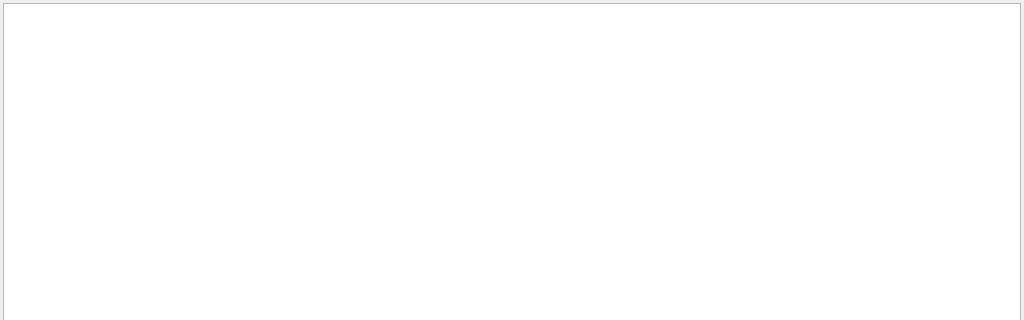
The window that src/GSvar/RepeatExpansionWidget.ui (imgag/ngs-bits) describes before a commit, drawn with Qt 5; both pictures show x 0 to 1024 and y 0 to 320 of the 1024 by 920 pixel window.
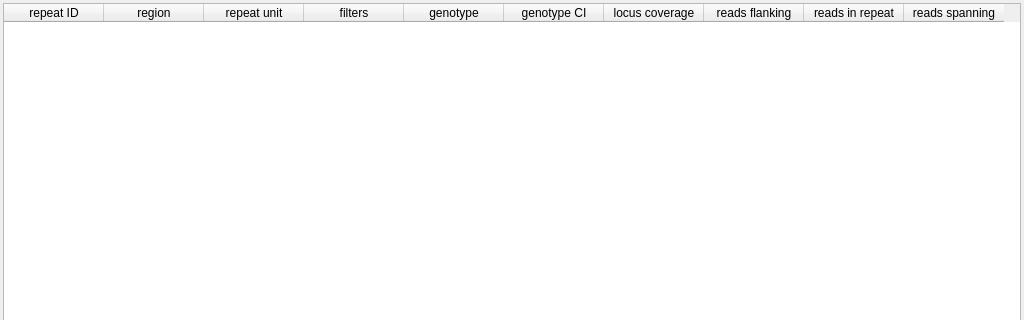
The same window after the commit.

```diff
--- a/src/GSvar/RepeatExpansionWidget.ui
+++ b/src/GSvar/RepeatExpansionWidget.ui
@@ -61,6 +61,86 @@
      <property name="selectionBehavior">
       <enum>QAbstractItemView::SelectRows</enum>
      </property>
+     <column>
+      <property name="text">
+       <string>repeat ID</string>
+      </property>
+      <property name="toolTip">
+       <string>Repeat identifier as defined in the repeat catalog</string>
+      </property>
+     </column>
+     <column>
+      <property name="text">
+       <string>region</string>
+      </property>
+      <property name="toolTip">
+       <string>Genomic region of repeat</string>
+      </property>
+     </column>
+     <column>
+      <property name="text">
+       <string>repeat unit</string>
+      </property>
+      <property name="toolTip">
+       <string>Repeat unit sequence in reference genome orientation (plus strand)</string>
+      </property>
+     </column>
+     <column>
+      <property name="text">
+       <string>filters</string>
+      </property>
+      <property name="toolTip">
+       <string>LowDepth: The overall locus depth is below 10x or number of reads spanning one or both ends is below 5</string>
+      </property>
+     </column>
+     <column>
+      <property name="text">
+       <string>genotype</string>
+      </property>
+      <property name="toolTip">
+       <string>Repeat unit count for each allele</string>
+      </property>
+     </column>
+     <column>
+      <property name="text">
+       <string>genotype CI</string>
+      </property>
+      <property name="toolTip">
+       <string>Confidence interval of repeat unit counts</string>
+      </property>
+     </column>
+     <column>
+      <property name="text">
+       <string>locus coverage</string>
+      </property>
+      <property name="toolTip">
+       <string>Average coverage of locus</string>
+      </property>
+     </column>
+     <column>
+      <property name="text">
+       <string>reads flanking</string>
+      </property>
+      <property name="toolTip">
+       <string>Number of flanking reads consistent with called alleles</string>
+      </property>
+     </column>
+     <column>
+      <property name="text">
+       <string>reads in repeat</string>
+      </property>
+      <property name="toolTip">
+       <string>Number of in-repeat reads consistent with called alleles</string>
+      </property>
+     </column>
+     <column>
+      <property name="text">
+       <string>reads spanning</string>
+      </property>
+      <property name="toolTip">
+       <string>Number of spanning reads consistent with called alleles</string>
+      </property>
+     </column>
     </widget>
    </item>
   </layout>
```
